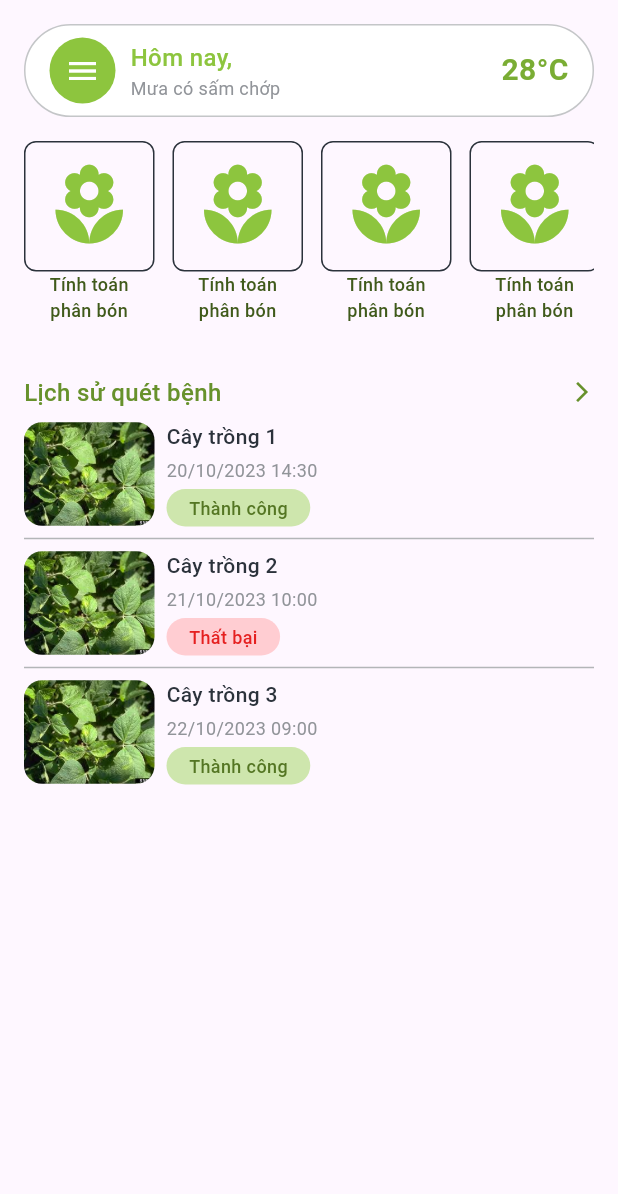
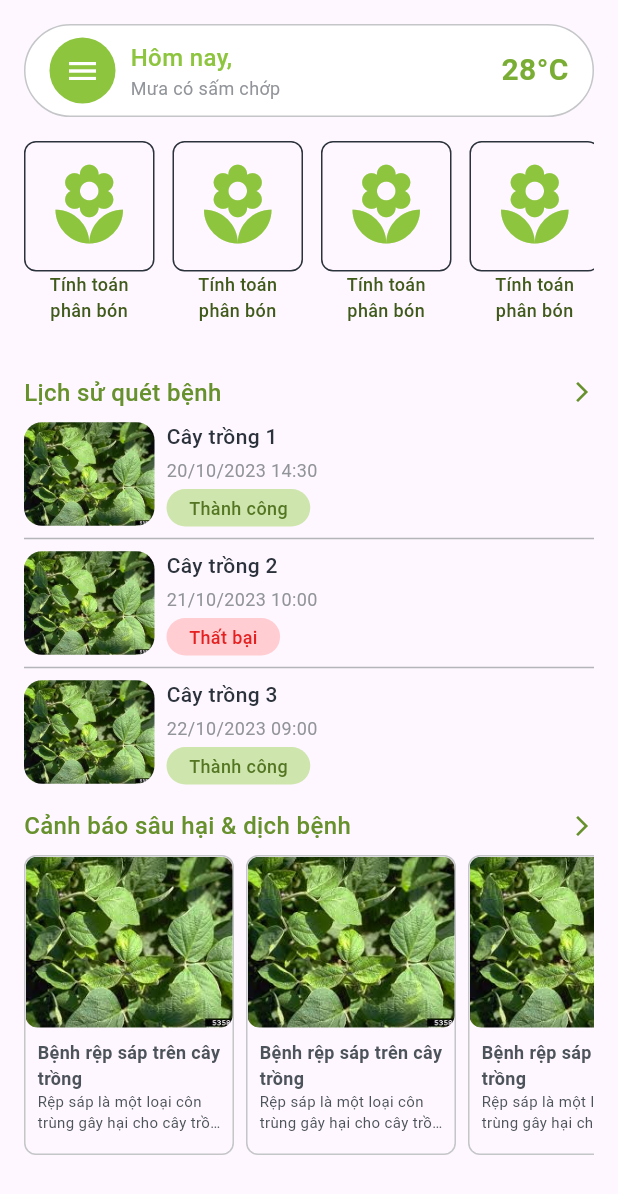
Before and after one commit to NDHunq/SE505_Plantheon, a Flutter app: the Home screen opened directly, on a phone screen of 412 x 824 dp. Shown: the top 1194 px of the screen. Run offline on Flutter 3.47's test engine with Material 3 defaults, Android fonts, the phone set to English and light mode, and no system bars; our stand-ins replace flutter_svg.

Commit message:
feat: diseases warning section on home page

```diff
--- a/lib/presentation/screens/home/home.dart
+++ b/lib/presentation/screens/home/home.dart
@@ -1,8 +1,9 @@
 import 'package:flutter/material.dart';
 import 'package:se501_plantheon/common/widgets/card/weather_card.dart';
 import 'package:se501_plantheon/core/configs/theme/app_colors.dart';
-import 'package:se501_plantheon/presentation/screens/home/widgets/history_section.dart';
-import 'package:se501_plantheon/presentation/screens/home/widgets/service_section.dart';
+import 'package:se501_plantheon/presentation/screens/home/sections/disease_warning_section.dart';
+import 'package:se501_plantheon/presentation/screens/home/sections/history_section.dart';
+import 'package:se501_plantheon/presentation/screens/home/sections/service_section.dart';
 
 class Home extends StatelessWidget {
   const Home({super.key});
@@ -12,9 +13,16 @@ class Home extends StatelessWidget {
     return Scaffold(
       body: Padding(
         padding: const EdgeInsets.symmetric(horizontal: 16.0, vertical: 16.0),
-        child: Column(
-          spacing: 16,
-          children: [WeatherCard(), ServiceSection(), HistorySection()],
+        child: SingleChildScrollView(
+          child: Column(
+            spacing: 16,
+            children: [
+              WeatherCard(),
+              ServiceSection(),
+              HistorySection(),
+              DiseaseWarningSection(),
+            ],
+          ),
         ),
       ),
     );
--- /dev/null
+++ b/lib/presentation/screens/home/sections/disease_warning_section.dart
@@ -0,0 +1,52 @@
+import 'package:flutter/material.dart';
+import 'package:se501_plantheon/core/configs/theme/app_colors.dart';
+import 'package:se501_plantheon/presentation/screens/home/widgets/disease_card.dart';
+
+class DiseaseWarningSection extends StatelessWidget {
+  const DiseaseWarningSection({super.key});
+
+  @override
+  Widget build(BuildContext context) {
+    return Column(
+      spacing: 8,
+      children: [
+        Row(
+          mainAxisAlignment: MainAxisAlignment.spaceBetween,
+          children: [
+            Text(
+              'Cảnh báo sâu hại & dịch bệnh',
+              style: TextStyle(
+                fontSize: 16,
+                fontWeight: FontWeight.w500,
+                color: AppColors.primary_700,
+              ),
+            ),
+            Icon(
+              Icons.arrow_forward_ios,
+              size: 16,
+              color: AppColors.primary_700,
+            ),
+          ],
+        ),
+        SizedBox(
+          height: 200, // Adjust height as needed for your card
+          child: ListView.builder(
+            scrollDirection: Axis.horizontal,
+            itemCount: 4, // Replace with your actual item count
+            itemBuilder: (context, index) {
+              return Padding(
+                padding: const EdgeInsets.only(right: 8.0),
+                child: DiseaseWarningCard(
+                  title: 'Bệnh rệp sáp trên cây trồng',
+                  description:
+                      'Rệp sáp là một loại côn trùng gây hại cho cây trồng.',
+                  imagePath: 'assets/images/plants.jpg',
+                ),
+              );
+            },
+          ),
+        ),
+      ],
+    );
+  }
+}
--- /dev/null
+++ b/lib/presentation/screens/home/widgets/disease_card.dart
@@ -0,0 +1,68 @@
+import 'package:flutter/material.dart';
+import 'package:se501_plantheon/core/configs/theme/app_colors.dart';
+
+class DiseaseWarningCard extends StatelessWidget {
+  final String title;
+  final String description;
+  final String imagePath;
+  const DiseaseWarningCard({
+    super.key,
+    required this.title,
+    required this.description,
+    required this.imagePath,
+  });
+
+  @override
+  Widget build(BuildContext context) {
+    return Container(
+      width: 140,
+      decoration: BoxDecoration(
+        borderRadius: BorderRadius.circular(8),
+        border: Border.all(color: AppColors.text_color_50, width: 1),
+      ),
+      child: Column(
+        children: [
+          Container(
+            width: 140,
+            height: 114,
+            decoration: BoxDecoration(
+              borderRadius: BorderRadius.circular(8),
+              image: DecorationImage(
+                image: AssetImage(imagePath),
+                fit: BoxFit.cover,
+              ),
+            ),
+          ),
+          Padding(
+            padding: const EdgeInsets.all(8),
+            child: Column(
+              crossAxisAlignment: CrossAxisAlignment.start,
+              children: [
+                Text(
+                  title,
+                  style: TextStyle(
+                    fontSize: 12,
+                    fontWeight: FontWeight.w600,
+                    color: AppColors.text_color_400,
+                  ),
+                  maxLines: 2,
+                  overflow: TextOverflow.ellipsis,
+                ),
+                Text(
+                  description,
+                  style: TextStyle(
+                    fontSize: 10,
+                    fontWeight: FontWeight.w400,
+                    color: AppColors.text_color_400,
+                  ),
+                  maxLines: 2,
+                  overflow: TextOverflow.ellipsis,
+                ),
+              ],
+            ),
+          ),
+        ],
+      ),
+    );
+  }
+}
```
Also changed, not shown: lib/presentation/screens/home/sections/history_section.dart (renamed from lib/presentation/screens/home/widgets/history_section.dart), lib/presentation/screens/home/sections/service_section.dart (renamed from lib/presentation/screens/home/widgets/service_section.dart).
